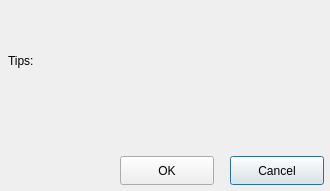
Before: the Qt Designer form src/fcitxwarndialog.ui in UbuntuKylin/youker-assistant, drawn with Qt 5.
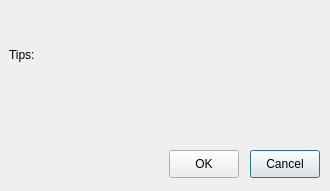
After: the same form once the commit is applied. Icons and pictures are not drawn.

What changed in the file:
```diff
--- a/src/fcitxwarndialog.ui
+++ b/src/fcitxwarndialog.ui
@@ -13,58 +13,69 @@
   <property name="windowTitle">
    <string>Dialog</string>
   </property>
+  <widget class="QWidget" name="widget" native="true">
+   <property name="geometry">
+    <rect>
+     <x>0</x>
+     <y>0</y>
+     <width>331</width>
+     <height>31</height>
+    </rect>
+   </property>
+   <widget class="QLabel" name="btn_min">
+    <property name="geometry">
+     <rect>
+      <x>23</x>
+      <y>5</y>
+      <width>26</width>
+      <height>20</height>
+     </rect>
+    </property>
+    <property name="text">
+     <string/>
+    </property>
+   </widget>
+   <widget class="QLabel" name="btn_close">
+    <property name="geometry">
+     <rect>
+      <x>0</x>
+      <y>5</y>
+      <width>26</width>
+      <height>20</height>
+     </rect>
+    </property>
+    <property name="text">
+     <string/>
+    </property>
+   </widget>
+  </widget>
+  <widget class="QWidget" name="widget_2" native="true">
+   <property name="geometry">
+    <rect>
+     <x>0</x>
+     <y>30</y>
+     <width>331</width>
+     <height>160</height>
+    </rect>
+   </property>
   <widget class="QPushButton" name="closeButton">
    <property name="geometry">
     <rect>
-     <x>230</x>
-     <y>156</y>
-     <width>94</width>
-     <height>29</height>
-    </rect>
-   </property>
-   <property name="styleSheet">
-    <string notr="true">border-image: url(:/pixmap/image/quit.png);
-font: 11pt &quot;文泉驿微米黑&quot;;</string>
-   </property>
+      <x>250</x>
+      <y>120</y>
+      <width>70</width>
+      <height>28</height>
+     </rect>
+    </property>
    <property name="text">
     <string>Cancel</string>
    </property>
   </widget>
-  <widget class="QPushButton" name="okButton">
-   <property name="geometry">
-    <rect>
-     <x>120</x>
-     <y>156</y>
-     <width>94</width>
-     <height>29</height>
-    </rect>
-   </property>
-   <property name="styleSheet">
-    <string notr="true">border-image: url(:/pixmap/image/ok.png);
-font: 11pt &quot;文泉驿微米黑&quot;;</string>
-   </property>
-   <property name="text">
-    <string>OK</string>
-   </property>
-  </widget>
-  <widget class="QLabel" name="btn_close">
-   <property name="geometry">
-    <rect>
-     <x>10</x>
-     <y>6</y>
-     <width>26</width>
-     <height>20</height>
-    </rect>
-   </property>
-   <property name="text">
-    <string/>
-   </property>
-  </widget>
   <widget class="QLabel" name="label">
    <property name="geometry">
     <rect>
-     <x>8</x>
-     <y>51</y>
+      <x>9</x>
+      <y>15</y>
      <width>291</width>
      <height>21</height>
     </rect>
@@ -73,37 +84,24 @@
     <string>&lt;html&gt;&lt;head/&gt;&lt;body&gt;&lt;p&gt;Tips:&lt;/p&gt;&lt;/body&gt;&lt;/html&gt;</string>
    </property>
   </widget>
-  <widget class="QFrame" name="frame">
+   <widget class="QPushButton" name="okButton">
    <property name="geometry">
     <rect>
-     <x>0</x>
-     <y>0</y>
-     <width>331</width>
-     <height>191</height>
-    </rect>
-   </property>
-   <property name="styleSheet">
-    <string notr="true">border-image: url(:/pixmap/image/dialog-bg.png);</string>
-   </property>
-  </widget>
-  <widget class="QLabel" name="btn_min">
-   <property name="geometry">
-    <rect>
-     <x>33</x>
-     <y>6</y>
-     <width>26</width>
-     <height>20</height>
+      <x>169</x>
+      <y>120</y>
+      <width>70</width>
+      <height>28</height>
     </rect>
    </property>
    <property name="text">
-    <string/>
+     <string>OK</string>
    </property>
   </widget>
   <widget class="QLabel" name="displaylabel">
    <property name="geometry">
     <rect>
-     <x>8</x>
-     <y>85</y>
+      <x>9</x>
+      <y>49</y>
      <width>311</width>
      <height>51</height>
     </rect>
@@ -118,13 +116,7 @@
     <pixmap resource="pixmap.qrc">:/pixmap/image/message.png</pixmap>
    </property>
   </widget>
-  <zorder>frame</zorder>
-  <zorder>closeButton</zorder>
-  <zorder>okButton</zorder>
-  <zorder>btn_close</zorder>
-  <zorder>label</zorder>
-  <zorder>btn_min</zorder>
-  <zorder>displaylabel</zorder>
+  </widget>
  </widget>
  <resources>
   <include location="pixmap.qrc"/>
```
Lines whose indentation alone changed are shown as unchanged.
